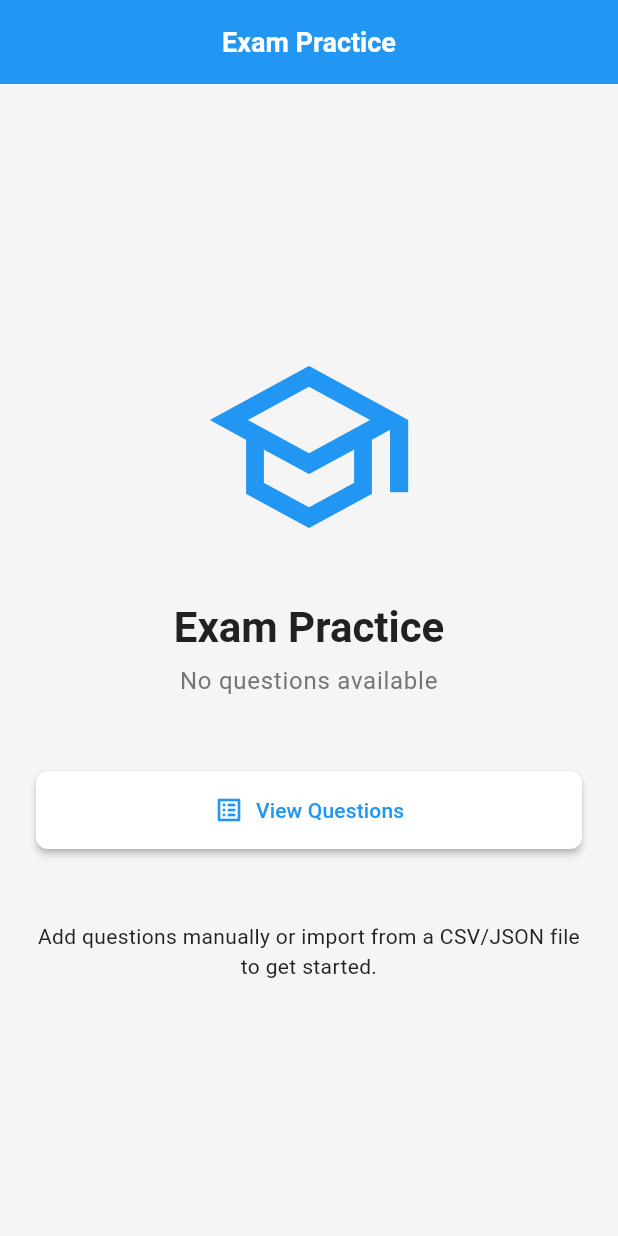
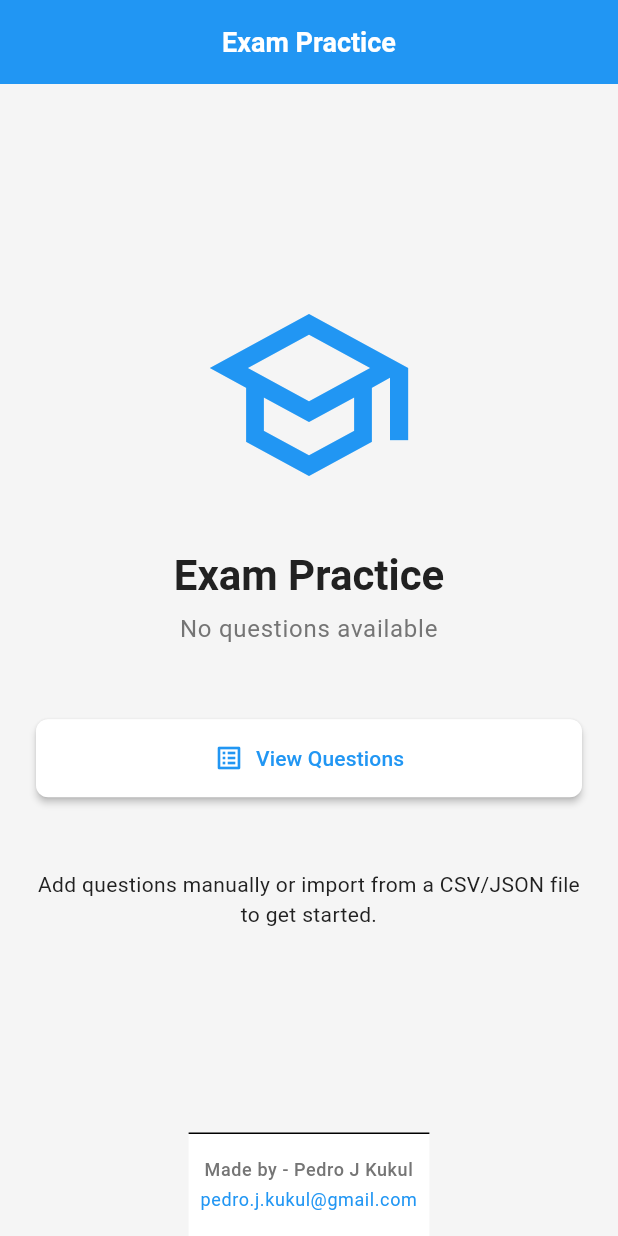
Before and after one commit to Pedro-J-Kukul/exam_practice, a Flutter app: the screen it shows after launch, on a phone screen of 412 x 824 dp. Run offline on Flutter 3.47's test engine with Material 3 defaults, Android fonts, the phone set to English and light mode, and no system bars; our stand-ins replace csv, file_picker, logger, sqflite; accounts and stored records are empty.

Commit message:
added footer

```diff
--- a/lib/screens/home_screen.dart
+++ b/lib/screens/home_screen.dart
@@ -6,6 +6,7 @@ import '../providers/questions_provider.dart';
 import '../utils/app_constants.dart';
 import '../widgets/common/custom_button.dart';
 import '../widgets/common/loading_indicator.dart';
+import '../widgets/common/app_footer.dart';
 import 'questions/questions_list_screen.dart';
 import 'quiz/quiz_settings_screen.dart';
 
@@ -43,7 +44,10 @@ class _HomeScreenState extends State<HomeScreen> {
   Widget build(BuildContext context) {
     return Scaffold(
       appBar: AppBar(title: const Text('Exam Practice')),
-      body: _isLoading
+      body: Column(
+        children: [
+          Expanded(
+            child: _isLoading
                 ? const LoadingIndicator(message: 'Loading questions...')
                 : Consumer<QuestionsProvider>(
                     builder: (context, questionsProvider, child) {
@@ -64,7 +68,9 @@ class _HomeScreenState extends State<HomeScreen> {
                               const SizedBox(height: AppConstants.spacingXL),
                               Text(
                                 'Exam Practice',
-                          style: Theme.of(context).textTheme.displayMedium,
+                                style: Theme.of(
+                                  context,
+                                ).textTheme.displayMedium,
                                 textAlign: TextAlign.center,
                               ),
                               const SizedBox(height: AppConstants.spacingS),
@@ -88,7 +94,8 @@ class _HomeScreenState extends State<HomeScreen> {
                                   onPressed: () {
                                     Navigator.of(context).push(
                                       MaterialPageRoute(
-                                  builder: (_) => const QuizSettingsScreen(),
+                                        builder: (_) =>
+                                            const QuizSettingsScreen(),
                                       ),
                                     );
                                   },
@@ -102,7 +109,8 @@ class _HomeScreenState extends State<HomeScreen> {
                                 onPressed: () {
                                   Navigator.of(context).push(
                                     MaterialPageRoute(
-                                builder: (_) => const QuestionsListScreen(),
+                                      builder: (_) =>
+                                          const QuestionsListScreen(),
                                     ),
                                   );
                                 },
@@ -125,6 +133,10 @@ class _HomeScreenState extends State<HomeScreen> {
                       );
                     },
                   ),
+          ),
+          const AppFooter(),
+        ],
+      ),
     );
   }
 }
--- /dev/null
+++ b/lib/widgets/common/app_footer.dart
@@ -0,0 +1,45 @@
+// File: lib/widgets/common/app_footer.dart
+
+import 'package:flutter/material.dart';
+import '../../utils/app_constants.dart';
+
+/// Footer widget with attribution
+class AppFooter extends StatelessWidget {
+  const AppFooter({super.key});
+
+  @override
+  Widget build(BuildContext context) {
+    return Container(
+      padding: const EdgeInsets.symmetric(
+        vertical: AppConstants.spacingM,
+        horizontal: AppConstants.spacingS,
+      ),
+      decoration: BoxDecoration(
+        color: Theme.of(context).colorScheme.surfaceContainerHighest,
+        border: Border(
+          top: BorderSide(color: Theme.of(context).dividerColor, width: 1),
+        ),
+      ),
+      child: Column(
+        mainAxisSize: MainAxisSize.min,
+        children: [
+          Text(
+            'Made by - Pedro J Kukul',
+            style: Theme.of(
+              context,
+            ).textTheme.bodySmall?.copyWith(fontWeight: FontWeight.w500),
+            textAlign: TextAlign.center,
+          ),
+          const SizedBox(height: AppConstants.spacingXS),
+          Text(
+            'pedro.j.kukul@gmail.com',
+            style: Theme.of(context).textTheme.bodySmall?.copyWith(
+              color: Theme.of(context).colorScheme.primary,
+            ),
+            textAlign: TextAlign.center,
+          ),
+        ],
+      ),
+    );
+  }
+}
```
Lines whose indentation alone changed are shown as unchanged.
